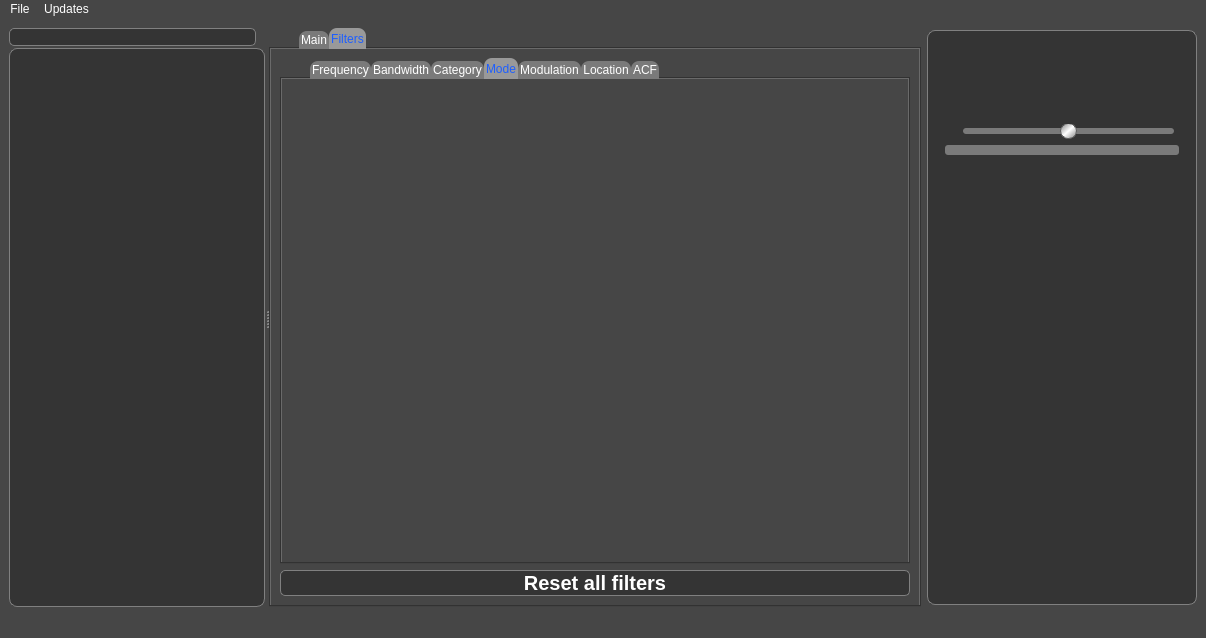
Above: main_window.ui from vbrizgamnk/Artemis before the change. Below: the same form after it.
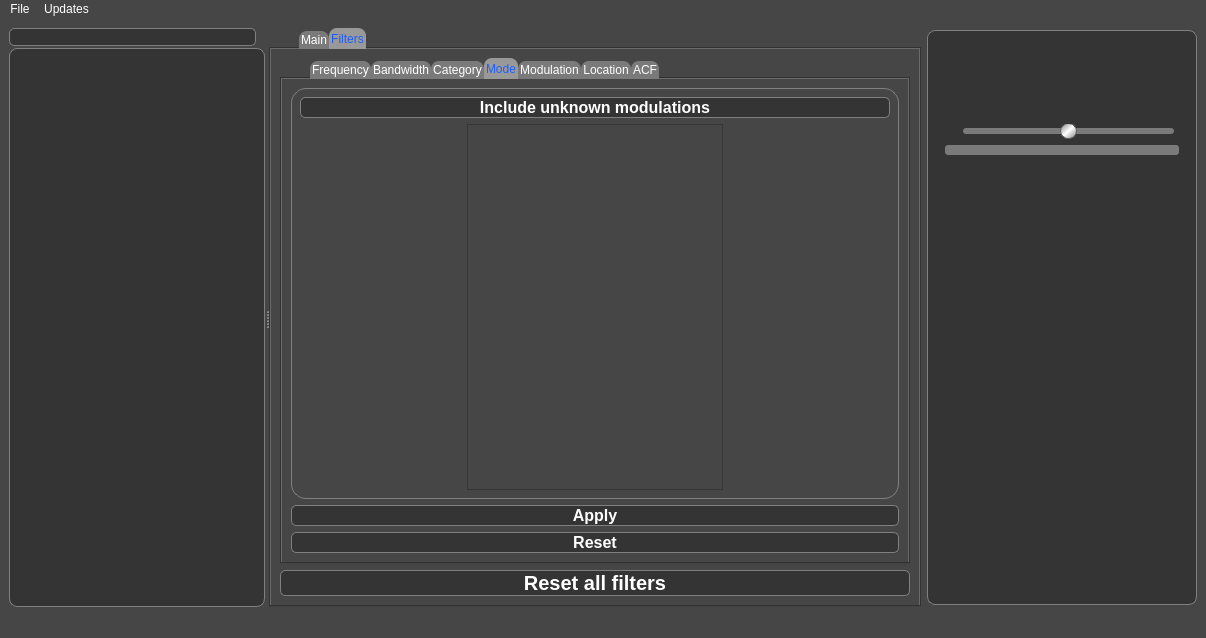
That is the form after the change. The open tabs and pages were chosen to show the change. Icons and pictures are not drawn. Custom widgets are drawn as their Qt base class.

Commit message: Add modulation filter algorithm

Diff of the .ui file:
```diff
--- a/main_window.ui
+++ b/main_window.ui
@@ -3691,6 +3691,142 @@
             <attribute name="title">
              <string>Mode</string>
             </attribute>
+            <layout class="QVBoxLayout" name="verticalLayout_10">
+             <item>
+              <widget class="QWidget" name="mode_filter_container" native="true">
+               <property name="styleSheet">
+                <string notr="true">QWidget#mode_filter_container {
+	border: 1px solid gray;
+	border-radius: 15px;
+}
+
+QWidget#FM_container,  QWidget#SK_container, QWidget#SB_container{
+	border: 1px solid gray;
+	border-radius: 10px;
+}
+
+QWidget#xFM_container,  QWidget#xSK_container, QWidget#xSB_container{
+	border: 1px solid gray;
+	border-radius: 8px;
+}</string>
+               </property>
+               <layout class="QVBoxLayout" name="verticalLayout_11">
+                <item>
+                 <widget class="QPushButton" name="pushButton">
+                  <property name="font">
+                   <font>
+                    <pointsize>12</pointsize>
+                    <weight>75</weight>
+                    <bold>true</bold>
+                   </font>
+                  </property>
+                  <property name="text">
+                   <string>Include unknown modulations</string>
+                  </property>
+                  <property name="checkable">
+                   <bool>true</bool>
+                  </property>
+                 </widget>
+                </item>
+                <item>
+                 <layout class="QHBoxLayout" name="horizontalLayout_26">
+                  <item>
+                   <spacer name="horizontalSpacer">
+                    <property name="orientation">
+                     <enum>Qt::Horizontal</enum>
+                    </property>
+                    <property name="sizeHint" stdset="0">
+                     <size>
+                      <width>40</width>
+                      <height>20</height>
+                     </size>
+                    </property>
+                   </spacer>
+                  </item>
+                  <item>
+                   <widget class="QTreeWidget" name="mode_tree_widget">
+                    <property name="font">
+                     <font>
+                      <pointsize>12</pointsize>
+                      <weight>75</weight>
+                      <bold>true</bold>
+                     </font>
+                    </property>
+                    <property name="editTriggers">
+                     <set>QAbstractItemView::NoEditTriggers</set>
+                    </property>
+                    <property name="selectionMode">
+                     <enum>QAbstractItemView::MultiSelection</enum>
+                    </property>
+                    <property name="selectionBehavior">
+                     <enum>QAbstractItemView::SelectItems</enum>
+                    </property>
+                    <property name="animated">
+                     <bool>true</bool>
+                    </property>
+                    <property name="headerHidden">
+                     <bool>true</bool>
+                    </property>
+                    <property name="columnCount">
+                     <number>1</number>
+                    </property>
+                    <column>
+                     <property name="text">
+                      <string notr="true">1</string>
+                     </property>
+                    </column>
+                   </widget>
+                  </item>
+                  <item>
+                   <spacer name="horizontalSpacer_2">
+                    <property name="orientation">
+                     <enum>Qt::Horizontal</enum>
+                    </property>
+                    <property name="sizeHint" stdset="0">
+                     <size>
+                      <width>40</width>
+                      <height>20</height>
+                     </size>
+                    </property>
+                   </spacer>
+                  </item>
+                 </layout>
+                </item>
+               </layout>
+              </widget>
+             </item>
+             <item>
+              <widget class="DoubleTextButton" name="apply_remove_mode_filter_btn">
+               <property name="font">
+                <font>
+                 <pointsize>12</pointsize>
+                 <weight>75</weight>
+                 <bold>true</bold>
+                </font>
+               </property>
+               <property name="text">
+                <string>Apply</string>
+               </property>
+               <property name="checkable">
+                <bool>true</bool>
+               </property>
+              </widget>
+             </item>
+             <item>
+              <widget class="QPushButton" name="reset_mode_filters_btn">
+               <property name="font">
+                <font>
+                 <pointsize>12</pointsize>
+                 <weight>75</weight>
+                 <bold>true</bold>
+                </font>
+               </property>
+               <property name="text">
+                <string>Reset</string>
+               </property>
+              </widget>
+             </item>
+            </layout>
            </widget>
            <widget class="QWidget" name="tab_7">
             <attribute name="title">
```
Left out of the diff: 4 changed lines with no effect on the pictures. The commit also changes 4 other files.
